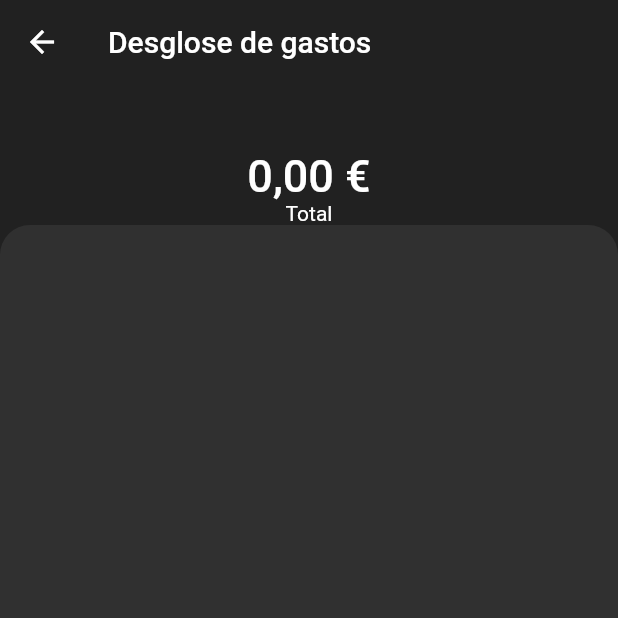
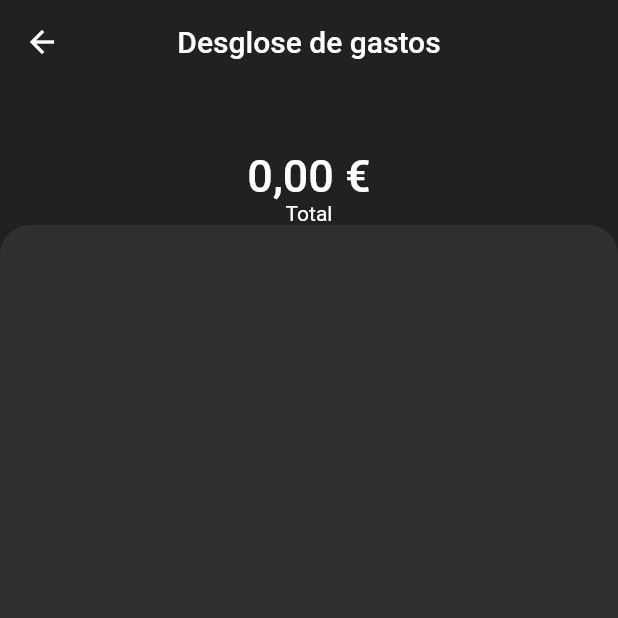
Before and after one commit to rodrigoBak-flutter/app_balance_bakapp, a Flutter app: the ExpensesDetailsScreen screen opened by its route, on a phone screen of 412 x 824 dp, the top half of it. Run offline on Flutter 3.47's test engine with Material 2 defaults, Android fonts, the phone set to English and light mode, and no system bars; our stand-ins replace charts_flutter_new, flutter_slidable, fluttertoast, percent_indicator, shared_preferences, sqflite; missing offline and left inert: flutter_material_color_picker; accounts and stored records are empty.

Commit message:
app_balance_bakApp 1.0.18

```diff
--- a/lib/src/providers/providers.dart
+++ b/lib/src/providers/providers.dart
@@ -4,7 +4,9 @@
 
 */
 
+
 export 'package:app_balances_bakapp/src/providers/db_expenses.dart';
 export 'package:app_balances_bakapp/src/providers/db_features.dart';
 export 'package:app_balances_bakapp/src/providers/ui_provider.dart';
 export 'package:app_balances_bakapp/src/providers/expenses_provider.dart';
+export 'package:app_balances_bakapp/src/providers/theme_provider.dart';
--- /dev/null
+++ b/lib/src/providers/theme_provider.dart
@@ -0,0 +1,61 @@
+import 'package:flutter/material.dart';
+
+/*
+
+---- En esta pagina configuro los colores de mi modo oscuro y mi modo claro -----
+
+*/
+
+class ThemeProvider extends ChangeNotifier {
+  ThemeData? _selectedTheme;
+
+  ThemeData dark = ThemeData.dark().copyWith(
+    appBarTheme: AppBarTheme(
+      backgroundColor: Colors.grey[900],
+    ),
+    bottomNavigationBarTheme:
+        const BottomNavigationBarThemeData(selectedItemColor: Colors.green),
+    floatingActionButtonTheme: FloatingActionButtonThemeData(
+      backgroundColor: Colors.green[800],
+      foregroundColor: Colors.white,
+    ),
+    colorScheme: const ColorScheme.dark(primary: Colors.green),
+    scaffoldBackgroundColor: Colors.grey[900],
+    primaryColorDark: Colors.grey[850],
+    dividerColor: Colors.white,
+  );
+
+  ThemeData light = ThemeData.light().copyWith(
+    appBarTheme: const AppBarTheme(
+      backgroundColor: Colors.white,
+      foregroundColor: Colors.black,
+    ),
+    bottomNavigationBarTheme: const BottomNavigationBarThemeData(
+      selectedItemColor: Colors.green,
+      backgroundColor: Colors.white,
+    ),
+    floatingActionButtonTheme: FloatingActionButtonThemeData(
+      backgroundColor: Colors.green[800],
+      foregroundColor: Colors.white,
+    ),
+    scaffoldBackgroundColor: Colors.lightBlue[200],
+    primaryColorDark: Colors.lightBlue[500],
+    dividerColor: Colors.black,
+  );
+
+  ThemeProvider(bool isDark) {
+    //Funcion booleana, si es verdadero recibo mi tema dark, de lo contrario mi tema light
+    _selectedTheme = (isDark) ? dark : light;
+  }
+
+  Future<void> swapTheme() async {
+    if (_selectedTheme == dark) {
+      _selectedTheme = light;
+    } else {
+      _selectedTheme = dark;
+    }
+    notifyListeners();
+  }
+
+  ThemeData? getTheme() => _selectedTheme;
+}
--- a/lib/src/screens/expenses_details.dart
+++ b/lib/src/screens/expenses_details.dart
@@ -72,11 +72,17 @@ class _ExpensesDetailsScreenState extends State<ExpensesDetailsScreen> {
           SliverAppBar(
             expandedHeight: 150,
             title: const Text('Desglose de gastos'),
+            centerTitle: true,
             pinned: true,
             flexibleSpace: FlexibleSpaceBar(
               title: Align(
-                  alignment: Alignment(_offset, 1),
-                  child: Text(getAmountFormat(totalExp))),
+                alignment: Alignment(_offset, 1),
+                child: Text(
+                  getAmountFormat(totalExp),
+                  style: TextStyle(
+                      color: Theme.of(context).appBarTheme.foregroundColor),
+                ),
+              ),
               centerTitle: true,
               background: const Align(
                 alignment: Alignment.bottomCenter,
--- a/lib/src/widgets/balance_widget_wt/flayer_categories.dart
+++ b/lib/src/widgets/balance_widget_wt/flayer_categories.dart
@@ -57,7 +57,7 @@ class FlayerCategoriesWidget extends StatelessWidget {
                       child: ListTile(
                         //dense y visualDensity, son propiedades para juntar/pegar nuestros elementos
                         dense: true,
-                        visualDensity: const VisualDensity(vertical: -4),
+                        visualDensity: const VisualDensity(vertical: -2),
                         horizontalTitleGap: -5,
                         leading: Icon(
                           item.icon.toIcon(),
--- a/lib/src/widgets/widgets.dart
+++ b/lib/src/widgets/widgets.dart
@@ -4,6 +4,7 @@
 
 */
 //ADD ENTRIES WIDGET
+
 export 'package:app_balances_bakapp/src/widgets/add_entries_wt/save_button_widget.dart';
 //ADD EXPENSES WIDGET
 export 'package:app_balances_bakapp/src/widgets/add_expenses_wt/admin_category.dart';
@@ -24,6 +25,8 @@ export 'package:app_balances_bakapp/src/widgets/balance_widget_wt/front_sheet.da
 export 'package:app_balances_bakapp/src/widgets/balance_widget_wt/back_sheet.dart';
 export 'package:app_balances_bakapp/src/widgets/balance_widget_wt/flayer_frecuency_widget.dart';
 export 'package:app_balances_bakapp/src/widgets/balance_widget_wt/flayer_movements_widget.dart';
+export 'package:app_balances_bakapp/src/widgets/balance_widget_wt/flayer_balance_widget.dart';
+export 'package:app_balances_bakapp/src/widgets/balance_widget_wt/chart_bar_widget.dart';
 //HOME WIDGET
 export 'package:app_balances_bakapp/src/widgets/home_screen_wt/custom_navigation_bar.dart';
 //GLOBAL WIDGET
@@ -37,3 +40,5 @@ export 'package:app_balances_bakapp/src/widgets/chart_widget_wt/chartswich_widge
 export 'package:app_balances_bakapp/src/widgets/chart_widget_wt/per_day_list_widget.dart';
 export 'package:app_balances_bakapp/src/widgets/chart_widget_wt/per_category_widget.dart';
 export 'package:app_balances_bakapp/src/widgets/chart_widget_wt/chart_pie_flayer_widget.dart';
+//SETTING WIDGET
+export 'package:app_balances_bakapp/src/widgets/setting_widget_wt/dark_mode_swich.dart';
--- a/pubspec.yaml
+++ b/pubspec.yaml
@@ -51,6 +51,8 @@ dependencies:
   percent_indicator: ^4.2.3
   #Incorporar diferentes graficos a mi pagina de graficos
   charts_flutter_new: ^0.12.0
+  #Preferencias del usuario, equivalente al local Storage
+  shared_preferences: ^2.1.1
 
 dev_dependencies:
   flutter_test:
@@ -74,7 +76,7 @@ flutter:
   # the material Icons class.
   uses-material-design: true
 
-  # To add assets to your application, add an assets section, like this:
+  # Aca se encuentran nuestras imagenes
   assets:
   - assets/
   #   - images/a_dot_ham.jpeg
```
Also changed, not shown: lib/main.dart (+12 -15 lines), lib/src/providers/shared_preference.dart (added, +24 -0 lines), lib/src/screens/setting_screen.dart (+13 -3 lines), lib/src/widgets/balance_widget_wt/back_sheet.dart (+9 -3 lines), lib/src/widgets/balance_widget_wt/chart_bar_widget.dart (added, +58 -0 lines), lib/src/widgets/balance_widget_wt/flayer_balance_widget.dart (added, +85 -0 lines), lib/src/widgets/balance_widget_wt/flayer_movements_widget.dart (+23 -9 lines), lib/src/widgets/balance_widget_wt/front_sheet.dart (+10 -6 lines), lib/src/widgets/setting_widget_wt/dark_mode_swich.dart (added, +42 -0 lines), pubspec.lock, 1 other file.
